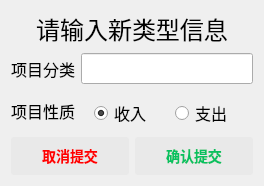
Before: the Qt Designer form ui/HomeWealth/page/page_category/dialog_inputCategory/dialog_inputCategory.ui in sAkuraOfficial/HomeWealth, drawn with Qt 5.
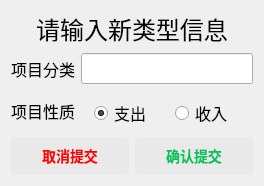
After: the same form once the commit is applied.

```diff
--- a/ui/HomeWealth/page/page_category/dialog_inputCategory/dialog_inputCategory.ui
+++ b/ui/HomeWealth/page/page_category/dialog_inputCategory/dialog_inputCategory.ui
@@ -149,14 +149,14 @@
          <number>0</number>
         </property>
         <item>
-         <widget class="QRadioButton" name="radioButton_income">
+         <widget class="QRadioButton" name="radioButton_expense">
           <property name="font">
            <font>
             <pointsize>12</pointsize>
            </font>
           </property>
           <property name="text">
-           <string>收入</string>
+           <string>支出</string>
           </property>
           <property name="checked">
            <bool>true</bool>
@@ -164,14 +164,17 @@
          </widget>
         </item>
         <item>
-         <widget class="QRadioButton" name="radioButton_expense">
+         <widget class="QRadioButton" name="radioButton_income">
           <property name="font">
            <font>
             <pointsize>12</pointsize>
            </font>
           </property>
           <property name="text">
-           <string>支出</string>
+           <string>收入</string>
+          </property>
+          <property name="checked">
+           <bool>false</bool>
           </property>
          </widget>
         </item>
```
